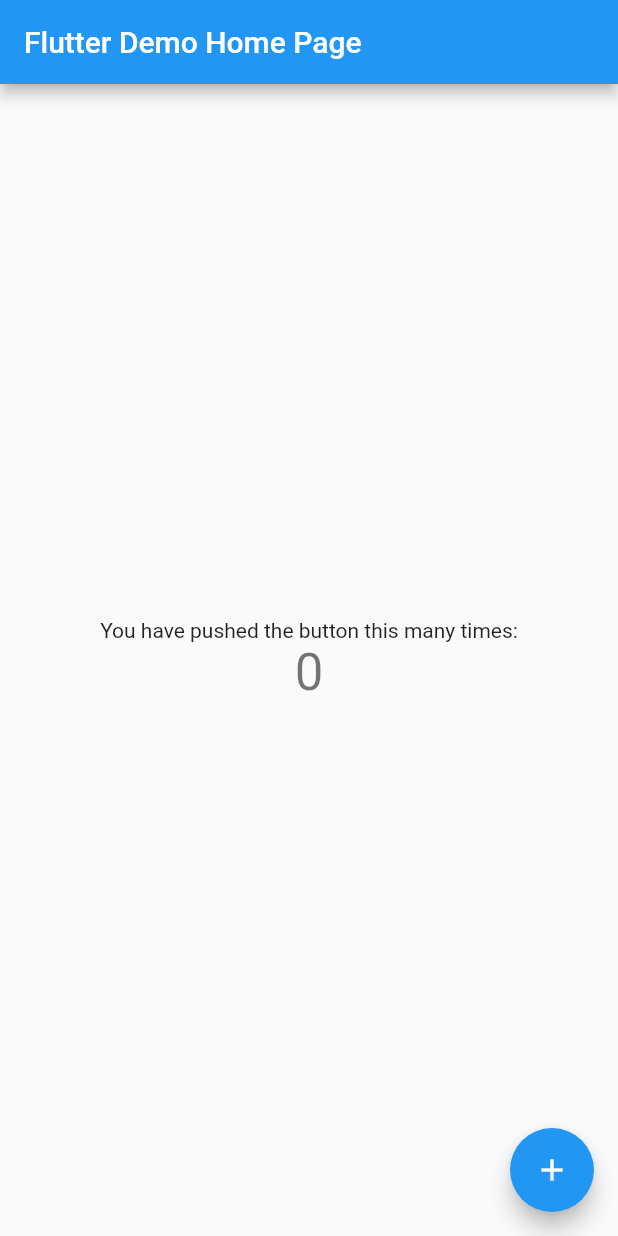
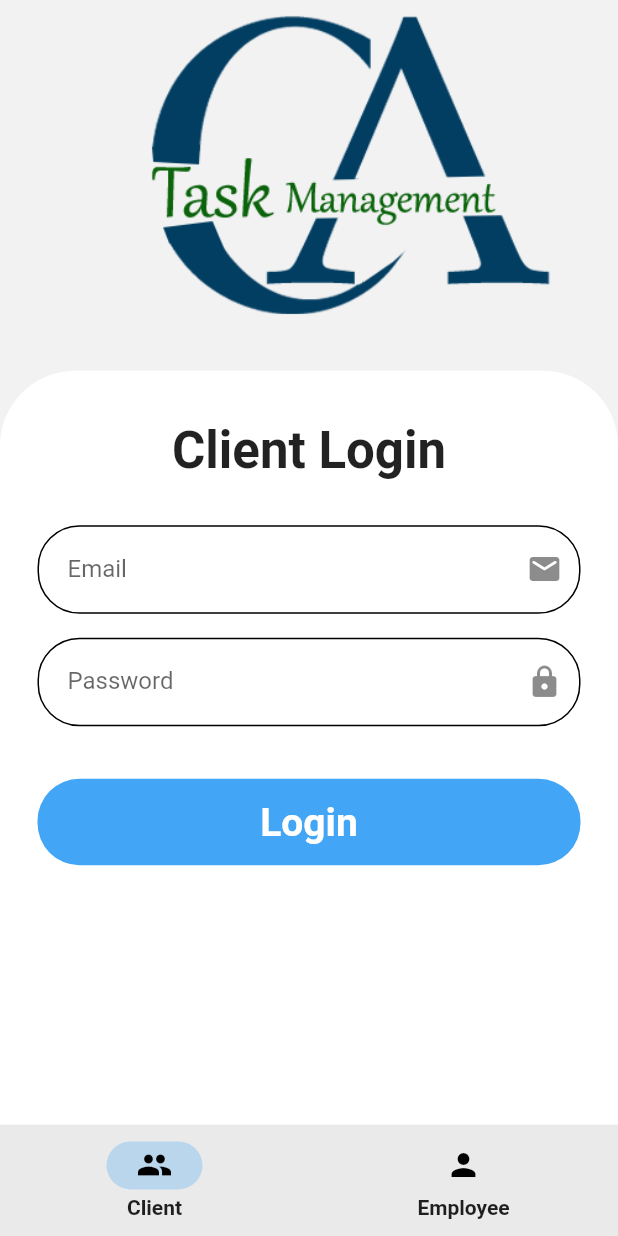
Before and after one commit to Heet-Limbani/CA-Task-Management-Mobile-App-Flutter-, a Flutter app: the screen it shows after launch, on a phone screen of 412 x 824 dp. Run offline on Flutter 3.47's test engine with Material 2 defaults, Android fonts, the phone set to English and light mode, and no system bars.

Commit message:
Login Page

```diff
--- /dev/null
+++ b/task_manager/lib/Pages/login_screen.dart
@@ -0,0 +1,297 @@
+// ignore_for_file: prefer_const_constructors
+
+import 'package:flutter/material.dart';
+
+import 'package:task_manager/Theme/app_theme.dart';
+
+class LoginScreen extends StatefulWidget {
+  const LoginScreen({super.key});
+
+  @override
+  State<LoginScreen> createState() => _LoginScreenState();
+}
+
+class _LoginScreenState extends State<LoginScreen> {
+  int index = 0;
+  final _clientFormKey = GlobalKey<FormState>();
+  final _employeeFormKey = GlobalKey<FormState>();
+  @override
+  Widget build(BuildContext context) {
+    final deviceHeight = MediaQuery.of(context).size.height;
+    final deviceWidth = MediaQuery.of(context).size.width;
+    final screens = [
+      SafeArea(
+          child: Column(
+        crossAxisAlignment: CrossAxisAlignment.center,
+        children: [
+          Container(
+            height: deviceHeight * 0.30,
+            decoration: const BoxDecoration(
+              image: DecorationImage(
+                image: AssetImage(
+                  'assets/images/task_manager.png',
+                ),
+                fit: BoxFit.cover,
+              ),
+            ),
+          ),
+          Expanded(
+            child: Container(
+              height: double.infinity,
+              width: double.infinity,
+              decoration: BoxDecoration(
+                  color: AppTheme.colors.white,
+                  borderRadius: const BorderRadius.only(
+                      topLeft: Radius.circular(50.0),
+                      topRight: Radius.circular(50.0))),
+              child: SingleChildScrollView(
+                child: Column(
+                    crossAxisAlignment: CrossAxisAlignment.center,
+                    children: [
+                      SizedBox(
+                        height: deviceHeight * 0.04,
+                      ),
+                      Text(
+                        'Client Login',
+                        style: TextStyle(
+                            fontSize: 34, fontWeight: FontWeight.bold),
+                      ),
+                      Form(
+                          key: _clientFormKey,
+                          child: Column(
+                            children: [
+                              Padding(
+                                padding: const EdgeInsets.only(
+                                    top: 30, left: 25, right: 25, bottom: 8),
+                                child: buildEmailFormFieldClient(),
+                              ),
+                              Padding(
+                                padding: const EdgeInsets.only(
+                                    left: 25, right: 25, bottom: 25, top: 8),
+                                child: buildPasswordFormFieldClient(),
+                              ),
+                              loginButtonClient(deviceHeight)
+                            ],
+                          ))
+                    ]),
+              ),
+            ),
+          )
+        ],
+      )),
+      SafeArea(
+          child: Column(
+        crossAxisAlignment: CrossAxisAlignment.center,
+        children: [
+          Container(
+            height: deviceHeight * 0.30,
+            decoration: const BoxDecoration(
+              image: DecorationImage(
+                image: AssetImage(
+                  'assets/images/task_manager.png',
+                ),
+                fit: BoxFit.cover,
+              ),
+            ),
+          ),
+          Expanded(
+            child: Container(
+              height: double.infinity,
+              width: double.infinity,
+              decoration: BoxDecoration(
+                  color: AppTheme.colors.white,
+                  borderRadius: const BorderRadius.only(
+                      topLeft: Radius.circular(50.0),
+                      topRight: Radius.circular(50.0))),
+              child: SingleChildScrollView(
+                child: Column(
+                    crossAxisAlignment: CrossAxisAlignment.center,
+                    children: [
+                      SizedBox(
+                        height: deviceHeight * 0.04,
+                      ),
+                      Text(
+                        'Employee Login',
+                        style: TextStyle(
+                            fontSize: 34, fontWeight: FontWeight.bold),
+                      ),
+                      Form(
+                          key: _employeeFormKey,
+                          child: Column(
+                            children: [
+                              Padding(
+                                padding: const EdgeInsets.only(
+                                    top: 30, left: 25, right: 25, bottom: 8),
+                                child: buildEmailFormFieldEmployee(),
+                              ),
+                              Padding(
+                                padding: const EdgeInsets.only(
+                                    left: 25, right: 25, bottom: 25, top: 8),
+                                child: buildPasswordFormFieldEmployee(),
+                              ),
+                              loginButtonEmployee(deviceHeight)
+                            ],
+                          ))
+                    ]),
+              ),
+            ),
+          )
+        ],
+      )),
+    ];
+    return Scaffold(
+      bottomNavigationBar: NavigationBarTheme(
+        data: NavigationBarThemeData(
+            labelTextStyle: MaterialStateProperty.all(
+                TextStyle(fontSize: 14, fontWeight: FontWeight.bold))),
+        child: NavigationBar(
+          height: deviceHeight * 0.09,
+          selectedIndex: index,
+          onDestinationSelected: (index) => setState(() {
+            this.index = index;
+          }),
+          destinations: const [
+            NavigationDestination(icon: Icon(Icons.people), label: 'Client'),
+            NavigationDestination(icon: Icon(Icons.person), label: 'Employee'),
+          ],
+        ),
+      ),
+      backgroundColor: AppTheme.colors.lightGrey,
+      body: screens[index],
+    );
+  }
+
+  GestureDetector loginButtonClient(double deviceHeight) {
+    return GestureDetector(
+      child: Padding(
+        padding: EdgeInsets.symmetric(
+          horizontal: 25,
+          vertical: 10,
+        ),
+        child: Container(
+          decoration: BoxDecoration(
+            borderRadius: BorderRadius.circular(28),
+            color: AppTheme.colors.lightBlue,
+          ),
+          width: double.infinity,
+          height: deviceHeight * 0.07,
+          child: Center(
+            child: Text(
+              "Login",
+              style: TextStyle(
+                  color: AppTheme.colors.white,
+                  fontSize: 26,
+                  fontWeight: FontWeight.bold),
+            ),
+          ),
+        ),
+      ),
+    );
+  }
+
+  TextFormField buildPasswordFormFieldClient() {
+    return TextFormField(
+      obscureText: true,
+      decoration: InputDecoration(
+        labelText: "Password",
+        hintText: "Password",
+        suffixIcon: Icon(Icons.lock_rounded),
+        contentPadding: EdgeInsets.symmetric(horizontal: 20, vertical: 20),
+        enabledBorder: OutlineInputBorder(
+            borderRadius: BorderRadius.circular(28),
+            borderSide: BorderSide(color: AppTheme.colors.black),
+            gapPadding: 10),
+        focusedBorder: OutlineInputBorder(
+            borderRadius: BorderRadius.circular(28),
+            borderSide: BorderSide(color: AppTheme.colors.black),
+            gapPadding: 2),
+      ),
+    );
+  }
+
+  TextFormField buildEmailFormFieldClient() {
+    return TextFormField(
+      decoration: InputDecoration(
+        labelText: "Email",
+        hintText: "Email or Username",
+        suffixIcon: Icon(Icons.email_rounded),
+        contentPadding: EdgeInsets.symmetric(horizontal: 20, vertical: 20),
+        enabledBorder: OutlineInputBorder(
+            borderRadius: BorderRadius.circular(28),
+            borderSide: BorderSide(color: AppTheme.colors.black),
+            gapPadding: 10),
+        focusedBorder: OutlineInputBorder(
+            borderRadius: BorderRadius.circular(28),
+            borderSide: BorderSide(color: AppTheme.colors.black),
+            gapPadding: 2),
+      ),
+    );
+  }
+
+  GestureDetector loginButtonEmployee(double deviceHeight) {
+    return GestureDetector(
+      child: Padding(
+        padding: EdgeInsets.symmetric(
+          horizontal: 25,
+          vertical: 10,
+        ),
+        child: Container(
+          decoration: BoxDecoration(
+            borderRadius: BorderRadius.circular(28),
+            color: AppTheme.colors.lightBlue,
+          ),
+          width: double.infinity,
+          height: deviceHeight * 0.07,
+          child: Center(
+            child: Text(
+              "Login",
+              style: TextStyle(
+                  color: AppTheme.colors.white,
+                  fontSize: 26,
+                  fontWeight: FontWeight.bold),
+            ),
+          ),
+        ),
+      ),
+    );
+  }
+
+  TextFormField buildPasswordFormFieldEmployee() {
+    return TextFormField(
+      obscureText: true,
+      decoration: InputDecoration(
+        labelText: "Password",
+        hintText: "Password",
+        suffixIcon: Icon(Icons.lock_rounded),
+        contentPadding: EdgeInsets.symmetric(horizontal: 20, vertical: 20),
+        enabledBorder: OutlineInputBorder(
+            borderRadius: BorderRadius.circular(28),
+            borderSide: BorderSide(color: AppTheme.colors.black),
+            gapPadding: 10),
+        focusedBorder: OutlineInputBorder(
+            borderRadius: BorderRadius.circular(28),
+            borderSide: BorderSide(color: AppTheme.colors.black),
+            gapPadding: 2),
+      ),
+    );
+  }
+
+  TextFormField buildEmailFormFieldEmployee() {
+    return TextFormField(
+      decoration: InputDecoration(
+        labelText: "Email",
+        hintText: "Email or Username",
+        suffixIcon: Icon(Icons.email_rounded),
+        contentPadding: EdgeInsets.symmetric(horizontal: 20, vertical: 20),
+        enabledBorder: OutlineInputBorder(
+            borderRadius: BorderRadius.circular(28),
+            borderSide: BorderSide(color: AppTheme.colors.black),
+            gapPadding: 10),
+        focusedBorder: OutlineInputBorder(
+            borderRadius: BorderRadius.circular(28),
+            borderSide: BorderSide(color: AppTheme.colors.black),
+            gapPadding: 2),
+      ),
+    );
+  }
+}
--- /dev/null
+++ b/task_manager/lib/Theme/app_theme.dart
@@ -0,0 +1,17 @@
+import 'package:flutter/material.dart';
+import 'package:task_manager/Theme/colors.dart';
+
+@immutable
+class AppTheme {
+  static const colors = AppColors();
+
+  const AppTheme._();
+  static ThemeData define() {
+    return ThemeData(
+      primaryColor: colors.lightBlue,
+      focusColor: colors.lightBlue,
+      colorScheme:
+          ColorScheme.fromSwatch().copyWith(secondary: colors.darkBlue),
+    );
+  }
+}
--- /dev/null
+++ b/task_manager/lib/Theme/colors.dart
@@ -0,0 +1,18 @@
+import 'package:flutter/material.dart';
+
+// Defining colors to use within application
+
+@immutable
+class AppColors {
+  final white = const Color(0xFFFFFFFF);
+  final black = const Color(0xFF000000);
+  final lightBlue = const Color(0xFF42A5F5);
+  final darkBlue = const Color(0xFF0D47A1);
+  final grey = const Color(0xFFE0E0E0);
+  final red = const Color(0xFFE53935);
+  final green = const Color(0xFF43A047);
+  final mediumBlue = const Color(0xFF1976D2);
+  final lightGrey = const Color.fromARGB(238, 241, 241, 241);
+
+  const AppColors();
+}
--- a/task_manager/lib/main.dart
+++ b/task_manager/lib/main.dart
@@ -1,4 +1,5 @@
 import 'package:flutter/material.dart';
+import 'package:task_manager/Pages/login_screen.dart';
 
 void main() {
   runApp(const MyApp());
@@ -10,106 +11,10 @@ class MyApp extends StatelessWidget {
   // This widget is the root of your application.
   @override
   Widget build(BuildContext context) {
-    return MaterialApp(
-      title: 'Flutter Demo',
-      theme: ThemeData(
-        // This is the theme of your application.
-        //
-        // Try running your application with "flutter run". You'll see the
-        // application has a blue toolbar. Then, without quitting the app, try
-        // changing the primarySwatch below to Colors.green and then invoke
-        // "hot reload" (press "r" in the console where you ran "flutter run",
-        // or simply save your changes to "hot reload" in a Flutter IDE).
-        // Notice that the counter didn't reset back to zero; the application
-        // is not restarted.
-        primarySwatch: Colors.blue,
-      ),
-      home: const MyHomePage(title: 'Flutter Demo Home Page'),
+    return const MaterialApp(
+      debugShowCheckedModeBanner: false,
+      title: 'Task Manager',
+      home: LoginScreen(),
     );
   }
 }
-
-class MyHomePage extends StatefulWidget {
-  const MyHomePage({super.key, required this.title});
-
-  // This widget is the home page of your application. It is stateful, meaning
-  // that it has a State object (defined below) that contains fields that affect
-  // how it looks.
-
-  // This class is the configuration for the state. It holds the values (in this
-  // case the title) provided by the parent (in this case the App widget) and
-  // used by the build method of the State. Fields in a Widget subclass are
-  // always marked "final".
-
-  final String title;
-
-  @override
-  State<MyHomePage> createState() => _MyHomePageState();
-}
-
-class _MyHomePageState extends State<MyHomePage> {
-  int _counter = 0;
-
-  void _incrementCounter() {
-    setState(() {
-      // This call to setState tells the Flutter framework that something has
-      // changed in this State, which causes it to rerun the build method below
-      // so that the display can reflect the updated values. If we changed
-      // _counter without calling setState(), then the build method would not be
-      // called again, and so nothing would appear to happen.
-      _counter++;
-    });
-  }
-
-  @override
-  Widget build(BuildContext context) {
-    // This method is rerun every time setState is called, for instance as done
-    // by the _incrementCounter method above.
-    //
-    // The Flutter framework has been optimized to make rerunning build methods
-    // fast, so that you can just rebuild anything that needs updating rather
-    // than having to individually change instances of widgets.
-    return Scaffold(
-      appBar: AppBar(
-        // Here we take the value from the MyHomePage object that was created by
-        // the App.build method, and use it to set our appbar title.
-        title: Text(widget.title),
-      ),
-      body: Center(
-        // Center is a layout widget. It takes a single child and positions it
-        // in the middle of the parent.
-        child: Column(
-          // Column is also a layout widget. It takes a list of children and
-          // arranges them vertically. By default, it sizes itself to fit its
-          // children horizontally, and tries to be as tall as its parent.
-          //
-          // Invoke "debug painting" (press "p" in the console, choose the
-          // "Toggle Debug Paint" action from the Flutter Inspector in Android
-          // Studio, or the "Toggle Debug Paint" command in Visual Studio Code)
-          // to see the wireframe for each widget.
-          //
-          // Column has various properties to control how it sizes itself and
-          // how it positions its children. Here we use mainAxisAlignment to
-          // center the children vertically; the main axis here is the vertical
-          // axis because Columns are vertical (the cross axis would be
-          // horizontal).
-          mainAxisAlignment: MainAxisAlignment.center,
-          children: <Widget>[
-            const Text(
-              'You have pushed the button this many times:',
-            ),
-            Text(
-              '$_counter',
-              style: Theme.of(context).textTheme.headlineMedium,
-            ),
-          ],
-        ),
-      ),
-      floatingActionButton: FloatingActionButton(
-        onPressed: _incrementCounter,
-        tooltip: 'Increment',
-        child: const Icon(Icons.add),
-      ), // This trailing comma makes auto-formatting nicer for build methods.
-    );
-  }
-}
--- a/task_manager/pubspec.yaml
+++ b/task_manager/pubspec.yaml
@@ -59,8 +59,8 @@ flutter:
   uses-material-design: true
 
   # To add assets to your application, add an assets section, like this:
-  # assets:
-  #   - images/a_dot_burr.jpeg
+  assets:
+    - assets/images/
   #   - images/a_dot_ham.jpeg
 
   # An image asset can refer to one or more resolution-specific "variants", see
```
Also changed, not shown: task_manager/assets/images/task_manager.png (added).
